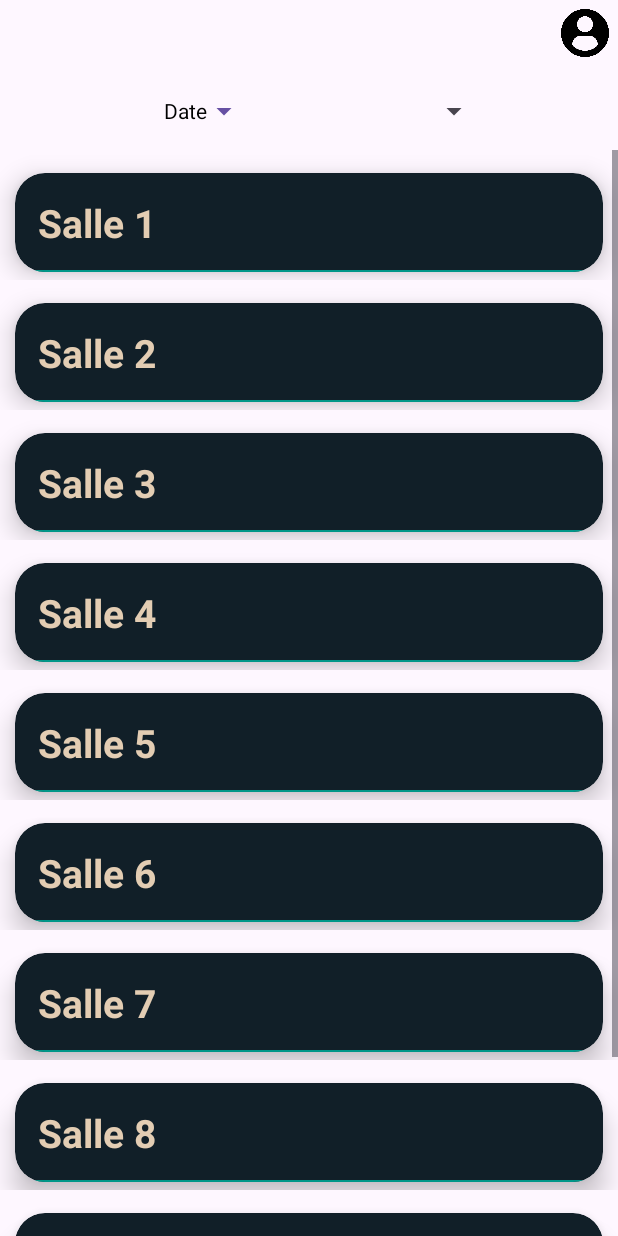
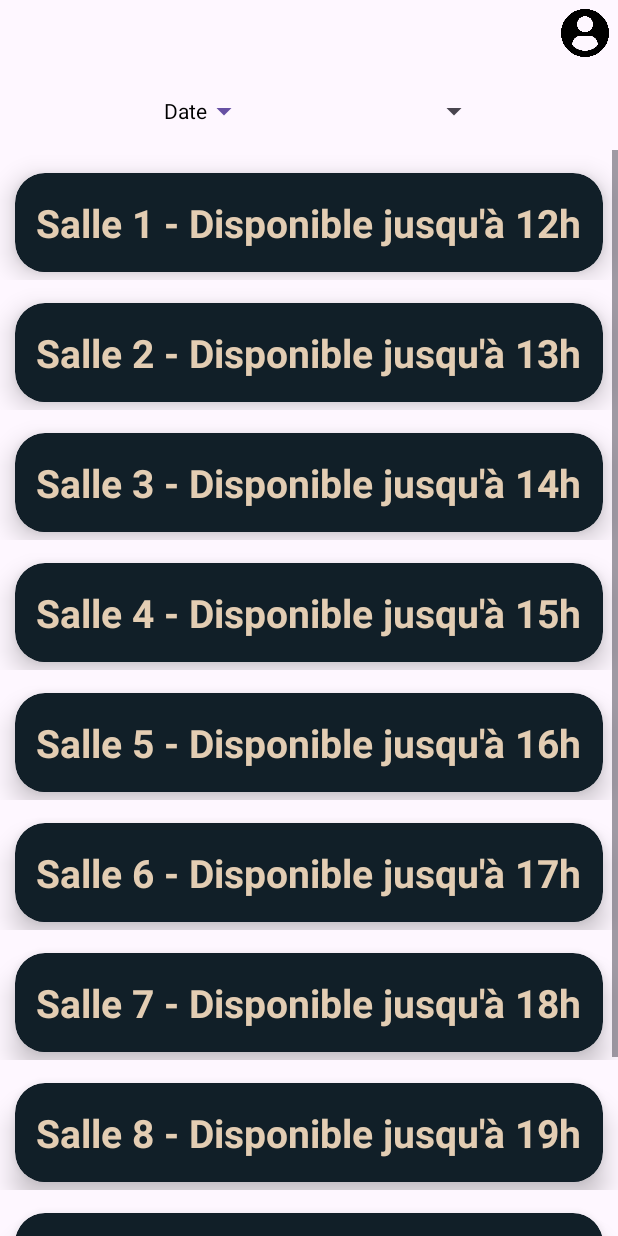
Before and after one commit to Clwrnd/INSA_Radar, an Android app: the Details screen opened directly, with no data from a screen before it, on a phone screen of 412 x 824 dp. Run offline under Robolectric (Android 15) with nearby library versions, the phone set to English and light mode, and no system bars; our stand-ins replace Firebase (no records; nobody signed in at launch, a user with empty details on screens opened directly).

Commit message:
modifs visuelles

```diff
--- a/app/src/main/java/fr/insa/insaradar/Details.java
+++ b/app/src/main/java/fr/insa/insaradar/Details.java
@@ -1,9 +1,11 @@
 package fr.insa.insaradar;
 
 import android.app.TimePickerDialog;
+import android.content.Intent;
 import android.os.Bundle;
 import android.view.View;
 import android.widget.Button;
+import android.widget.ImageButton;
 import android.widget.Spinner;
 import android.widget.TimePicker;
 import android.widget.Toast;
@@ -12,6 +14,9 @@ import androidx.appcompat.app.AppCompatActivity;
 import androidx.recyclerview.widget.LinearLayoutManager;
 import androidx.recyclerview.widget.RecyclerView;
 
+import com.google.firebase.auth.FirebaseAuth;
+import com.google.firebase.auth.FirebaseUser;
+
 import java.util.ArrayList;
 import java.util.List;
 import java.util.Locale;
@@ -19,7 +24,10 @@ import java.util.Locale;
 public class Details extends AppCompatActivity implements RecyclerViewListener{
     private RecyclerView roomsRecyclerView;
     private Button timePickerButton;
+    private ImageButton imageButton;
     private Spinner stageSpinner;
+    private FirebaseAuth mAuth;
+    private FirebaseUser user;
     int hour, minute;
     ArrayList<RoomModel> rooms = new ArrayList<>();
 
@@ -27,6 +35,10 @@ public class Details extends AppCompatActivity implements RecyclerViewListener{
     protected void onCreate(Bundle savedInstanceState) {
         super.onCreate(savedInstanceState);
         setContentView(R.layout.activity_details);
+        mAuth=FirebaseAuth.getInstance();
+        user = mAuth.getCurrentUser();
+        imageButton = findViewById(R.id.accountButton);
+        imageButton.setOnClickListener(this::handleAccountManagement);
 
         roomsRecyclerView = findViewById(R.id.roomsRecyclerView);
         timePickerButton = findViewById(R.id.datePickerButton);
@@ -53,6 +65,15 @@ public class Details extends AppCompatActivity implements RecyclerViewListener{
         for (String name : names) {
             rooms.add(new RoomModel(name));
         }
+        //TODO: ajouter des disponibilités et des descriptions
+        String availabilities[] = {"Disponible jusqu'à 12h", "Disponible jusqu'à 13h", "Disponible jusqu'à 14h", "Disponible jusqu'à 15h", "Disponible jusqu'à 16h", "Disponible jusqu'à 17h", "Disponible jusqu'à 18h", "Disponible jusqu'à 19h", "Disponible jusqu'à 20h", "Disponible jusqu'à 21h"};
+        for (int i = 0; i < names.length; i++) {
+            rooms.get(i).setAvailability(availabilities[i]);
+        }
+        String descriptions[] = {"36 places", "24 places", "12 places", "36 places", "24 places", "12 places", "36 places", "24 places", "12 places", "36 places"};
+        for (int i = 0; i < names.length; i++) {
+            rooms.get(i).setDescription(descriptions[i]);
+        }
     }
 
     private List<RoomModel> getRooms() {
@@ -63,8 +84,10 @@ public class Details extends AppCompatActivity implements RecyclerViewListener{
     public void onItemClicked(int position) {
         //on récupère la salle sélectionnée
         RoomModel room = rooms.get(position);
-        Toast.makeText(this, "Salle sélectionnée : " + room.getName(), Toast.LENGTH_SHORT).show();
-        //TODO: on élargit la carte pour afficher un bouton de réservation
+        //on disable les autres salles
+        for (RoomModel r : rooms) {
+            r.setVisible(false);
+        }
         room.setVisible(true);
 
     }
@@ -81,4 +104,24 @@ public class Details extends AppCompatActivity implements RecyclerViewListener{
         timePickerDialog.setTitle("Sélectionner l'heure");
         timePickerDialog.show();
     }
+    public void handleAccountManagement(View view) {
+        mAuth = FirebaseAuth.getInstance();
+        if (mAuth != null) {
+            user = mAuth.getCurrentUser();
+            if (user != null) {
+                // User is signed in, navigate to Account activity
+                Intent intent = new Intent(Details.this, Account.class);
+                startActivity(intent);
+                finish();
+            } else {
+                // User is not signed in, navigate to Registration activity
+                Intent intent = new Intent(Details.this, Registration.class);
+                startActivity(intent);
+                finish();
+            }
+        } else {
+            // FirebaseAuth instance is null, show an error message
+            Toast.makeText(Details.this, "Error initializing Firebase Auth", Toast.LENGTH_SHORT).show();
+        }
+    }
 }
--- a/app/src/main/java/fr/insa/insaradar/RoomModel.java
+++ b/app/src/main/java/fr/insa/insaradar/RoomModel.java
@@ -14,6 +14,9 @@ public class RoomModel {
 
     public RoomModel(String name) {
         this.name = name;
+        this.visible = false;
+    }
+    public void collapse() {
         this.visible = false;
     }
 
--- a/app/src/main/java/fr/insa/insaradar/RoomsAdapter.java
+++ b/app/src/main/java/fr/insa/insaradar/RoomsAdapter.java
@@ -25,18 +25,17 @@ public class RoomsAdapter extends RecyclerView.Adapter<RoomsAdapter.RoomViewHold
 
     @NonNull
     @Override
-    public RoomsAdapter.RoomViewHolder onCreateViewHolder(@NonNull ViewGroup parent, int viewType) {
+    public RoomViewHolder onCreateViewHolder(@NonNull ViewGroup parent, int viewType) {
         LayoutInflater inflater = LayoutInflater.from(context);
         View view = inflater.inflate(R.layout.item_room, parent, false);
-        return new RoomsAdapter.RoomViewHolder(view, recyclerViewListener);
+        return new RoomViewHolder(view, recyclerViewListener);
     }
 
     @Override
-    public void onBindViewHolder(@NonNull RoomsAdapter.RoomViewHolder holder, int position) {
+    public void onBindViewHolder(@NonNull RoomViewHolder holder, int position) {
         RoomModel room = rooms.get(position);
-        holder.roomTextView.setText(rooms.get(position).getName());
-        holder.availabilityTextView.setText(rooms.get(position).getAvailability());
-        holder.descriptionTextView.setText(rooms.get(position).getDescription());
+        holder.roomTextView.setText(room.getName() + " - " + room.getAvailability());
+        holder.descriptionTextView.setText(room.getDescription());
         boolean visible = room.isVisible();
         holder.expandedLayout.setVisibility(visible ? View.VISIBLE : View.GONE);
     }
@@ -46,31 +45,34 @@ public class RoomsAdapter extends RecyclerView.Adapter<RoomsAdapter.RoomViewHold
         return rooms.size();
     }
 
-    public static class RoomViewHolder extends RecyclerView.ViewHolder {
-        TextView roomTextView, availabilityTextView, descriptionTextView;
+    public class RoomViewHolder extends RecyclerView.ViewHolder {
+        TextView roomTextView, descriptionTextView;
         ConstraintLayout expandedLayout;
 
         public RoomViewHolder(View itemView, RecyclerViewListener listener) {
             super(itemView);
             roomTextView = itemView.findViewById(R.id.roomTextView);
-            availabilityTextView = itemView.findViewById(R.id.roomAvailability);
             descriptionTextView = itemView.findViewById(R.id.roomDescription);
             expandedLayout = itemView.findViewById(R.id.expandedLayout);
-
             itemView.setOnClickListener(new View.OnClickListener() {
                 @Override
                 public void onClick(View v) {
-                    if(expandedLayout.getVisibility() == View.VISIBLE) {
-                        expandedLayout.setVisibility(View.GONE);
-                    } else {
-                        expandedLayout.setVisibility(View.VISIBLE);
-                    }
+                    int position = getAdapterPosition();
+                    if (position != RecyclerView.NO_POSITION) {
+                        // Collapse all rooms
+                        for (RoomModel room : rooms) {
+                            room.collapse();
+                        }
 
-                    if(listener != null) {
-                        int position = getAdapterPosition();
-                        if(position != RecyclerView.NO_POSITION) {
-                            listener.onItemClicked(position);
-                        }
+                        // Expand the clicked room
+                        RoomModel clickedRoom = rooms.get(position);
+                        clickedRoom.setVisible(true);
+
+                        // Notify the adapter to update the views
+                        notifyDataSetChanged();
+
+                        // Notify the listener
+                        listener.onItemClicked(position);
                     }
                 }
             });
--- a/app/src/main/res/layout/activity_details.xml
+++ b/app/src/main/res/layout/activity_details.xml
@@ -6,7 +6,7 @@
     android:layout_height="match_parent">
 
     <ImageButton
-        android:id="@+id/imageButton"
+        android:id="@+id/accountButton"
         android:layout_width="32dp"
         android:layout_height="32dp"
         android:layout_marginTop="6dp"
--- a/app/src/main/res/layout/item_room.xml
+++ b/app/src/main/res/layout/item_room.xml
@@ -34,30 +34,19 @@
                 android:text="@string/room_name"
                 android:textSize="26sp"
                 android:textStyle="bold"
-                app:layout_constraintTop_toTopOf="parent"
                 app:layout_constraintBottom_toBottomOf="parent"
                 app:layout_constraintStart_toStartOf="parent"
-                />
-            <TextView
-                android:id="@+id/roomAvailability"
-                android:layout_width="wrap_content"
-                android:layout_height="wrap_content"
-                android:layout_margin="15dp"
-                android:textColor="@color/textColor"
-                android:text="@string/room_availability"
-                android:textSize="26sp"
-                android:textStyle="bold"
+                app:layout_constraintEnd_toEndOf="parent"
                 app:layout_constraintTop_toTopOf="parent"
-                app:layout_constraintBottom_toBottomOf="parent"
-                app:layout_constraintStart_toEndOf="@+id/roomTextView"
                 />
             <View
                 android:id="@+id/underline"
                 android:layout_width="match_parent"
                 android:layout_height="1dp"
-                android:background="@color/underline"
+                android:background="@color/blueBlack"
                 app:layout_constraintBottom_toBottomOf="parent"
                 />
+
             <androidx.constraintlayout.widget.ConstraintLayout
                 android:id="@+id/expandedLayout"
                 android:layout_width="match_parent"
@@ -67,17 +56,9 @@
                 app:layout_constraintEnd_toEndOf="parent"
                 app:layout_constraintHorizontal_bias="0.5"
                 app:layout_constraintStart_toStartOf="parent"
-                app:layout_constraintTop_toBottomOf="@+id/roomAvailability">
-                <TextView
-                    android:id="@+id/roomDescription"
-                    android:layout_width="match_parent"
-                    android:layout_height="wrap_content"
-                    android:text="@string/room_description"
-                    android:textColor="@color/textColor"
-                    app:layout_constraintBottom_toBottomOf="parent"
-                    app:layout_constraintStart_toStartOf="parent"
-                    app:layout_constraintEnd_toEndOf="@id/reserveButton"
-                    app:layout_constraintHorizontal_bias="0.5"/>
+                app:layout_constraintTop_toBottomOf="@+id/roomTextView">
+
+
                 <!-- bouton pour réserver une salle -->
                 <Button
                     android:id="@+id/reserveButton"
@@ -87,11 +68,21 @@
                     android:backgroundTint="@color/buttonColor"
                     android:text="@string/reserve"
                     android:textColor="@color/white"
-                    app:layout_constraintHorizontal_bias="0.5"
-                    app:layout_constraintTop_toTopOf="parent"
-                    app:layout_constraintStart_toStartOf="@id/roomDescription"
-                    app:layout_constraintEnd_toStartOf="parent"
-                    app:layout_constraintBottom_toBottomOf="parent" />
+                    app:layout_constraintBottom_toBottomOf="parent"
+                    app:layout_constraintEnd_toEndOf="parent"
+                    app:layout_constraintStart_toStartOf="parent"
+                    app:layout_constraintTop_toTopOf="parent" />
+                <TextView
+                    android:id="@+id/roomDescription"
+                    android:layout_width="0dp"
+                    android:layout_height="wrap_content"
+                    android:layout_margin="20dp"
+                    android:text="@string/room_description"
+                    android:textColor="@color/textColor"
+                    app:layout_constraintStart_toEndOf="@+id/reserveButton"
+                    app:layout_constraintEnd_toEndOf="parent"
+                    app:layout_constraintTop_toTopOf="@+id/reserveButton"
+                    app:layout_constraintBottom_toBottomOf="@+id/reserveButton" />
             </androidx.constraintlayout.widget.ConstraintLayout>
 
 
```
Also changed, not shown: app/src/main/res/layout/item_building.xml (+4 -4 lines).
